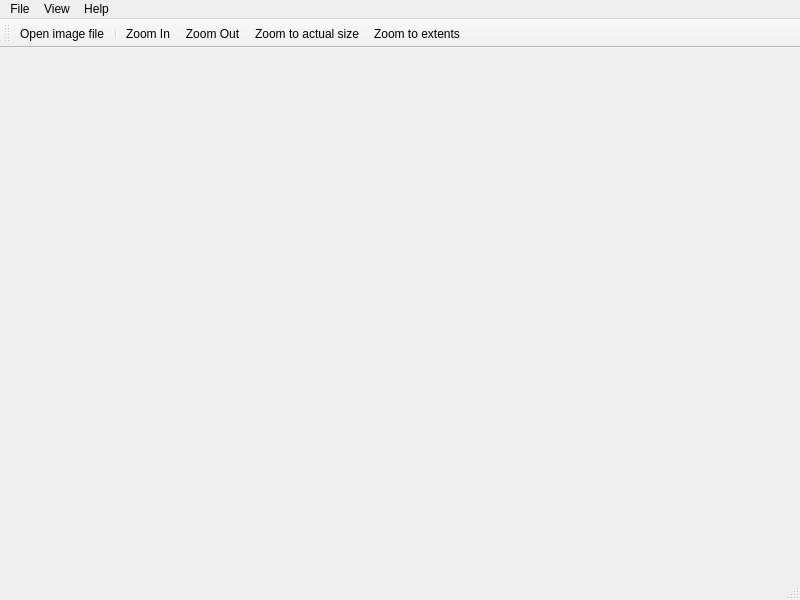
First picture: the form in UI/image_viewer_main.ui, repository yunwoong7/Image-Viewer, before the edit.
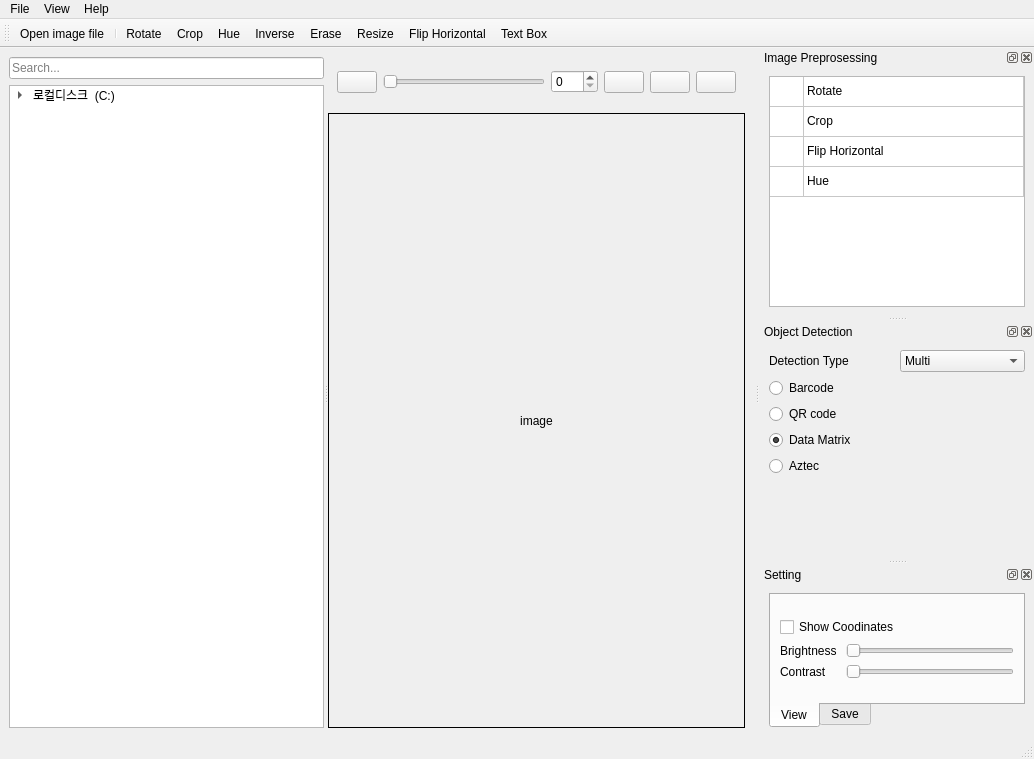
Second picture: the form after the edit. Icons and pictures are not drawn.

Patch:
```diff
--- a/UI/image_viewer_main.ui
+++ b/UI/image_viewer_main.ui
@@ -6,8 +6,8 @@
    <rect>
     <x>0</x>
     <y>0</y>
-    <width>800</width>
-    <height>600</height>
+    <width>1034</width>
+    <height>759</height>
    </rect>
   </property>
   <property name="windowTitle">
@@ -18,9 +18,267 @@
     <normaloff>:/main/icon/main.png</normaloff>:/main/icon/main.png</iconset>
   </property>
   <widget class="QWidget" name="canvas_area">
-   <layout class="QGridLayout" name="gridLayout_2">
+   <layout class="QGridLayout" name="gridLayout">
     <item row="0" column="0">
-     <layout class="QGridLayout" name="layout_canvas"/>
+     <widget class="QSplitter" name="splitter">
+      <property name="orientation">
+       <enum>Qt::Horizontal</enum>
+      </property>
+      <widget class="QWidget" name="">
+       <layout class="QVBoxLayout" name="verticalLayout">
+        <item>
+         <widget class="QLineEdit" name="lineEdit">
+          <property name="placeholderText">
+           <string>Search...</string>
+          </property>
+         </widget>
+        </item>
+        <item>
+         <widget class="QTreeWidget" name="treeWidget">
+          <property name="autoExpandDelay">
+           <number>-1</number>
+          </property>
+          <attribute name="headerVisible">
+           <bool>false</bool>
+          </attribute>
+          <column>
+           <property name="text">
+            <string/>
+           </property>
+          </column>
+          <item>
+           <property name="text">
+            <string>로컬디스크  (C:)</string>
+           </property>
+           <property name="icon">
+            <iconset resource="res.qrc">
+             <normaloff>:/folder/icon/hdd.png</normaloff>:/folder/icon/hdd.png</iconset>
+           </property>
+           <item>
+            <property name="text">
+             <string>Users</string>
+            </property>
+            <property name="icon">
+             <iconset resource="res.qrc">
+              <normaloff>:/folder/icon/opened_folder.png</normaloff>:/folder/icon/opened_folder.png</iconset>
+            </property>
+            <item>
+             <property name="text">
+              <string>Administrator</string>
+             </property>
+             <property name="icon">
+              <iconset resource="res.qrc">
+               <normaloff>:/folder/icon/opened_folder.png</normaloff>:/folder/icon/opened_folder.png</iconset>
+             </property>
+             <item>
+              <property name="text">
+               <string>Pictures</string>
+              </property>
+              <property name="icon">
+               <iconset resource="res.qrc">
+                <normaloff>:/folder/icon/opened_folder.png</normaloff>:/folder/icon/opened_folder.png</iconset>
+              </property>
+              <item>
+               <property name="text">
+                <string>image_001.jpg</string>
+               </property>
+               <property name="icon">
+                <iconset resource="res.qrc">
+                 <normaloff>:/file/icon/image.png</normaloff>:/file/icon/image.png</iconset>
+               </property>
+              </item>
+              <item>
+               <property name="text">
+                <string>image_002.jpg</string>
+               </property>
+               <property name="icon">
+                <iconset resource="res.qrc">
+                 <normaloff>:/file/icon/image.png</normaloff>:/file/icon/image.png</iconset>
+               </property>
+              </item>
+              <item>
+               <property name="text">
+                <string>image_003.jpg</string>
+               </property>
+               <property name="icon">
+                <iconset resource="res.qrc">
+                 <normaloff>:/file/icon/image.png</normaloff>:/file/icon/image.png</iconset>
+               </property>
+              </item>
+              <item>
+               <property name="text">
+                <string>image_004.jpg</string>
+               </property>
+               <property name="icon">
+                <iconset resource="res.qrc">
+                 <normaloff>:/file/icon/image.png</normaloff>:/file/icon/image.png</iconset>
+               </property>
+              </item>
+              <item>
+               <property name="text">
+                <string>image_005.jpg</string>
+               </property>
+               <property name="icon">
+                <iconset resource="res.qrc">
+                 <normaloff>:/file/icon/image.png</normaloff>:/file/icon/image.png</iconset>
+               </property>
+              </item>
+              <item>
+               <property name="text">
+                <string>image_006.jpg</string>
+               </property>
+               <property name="icon">
+                <iconset resource="res.qrc">
+                 <normaloff>:/file/icon/image.png</normaloff>:/file/icon/image.png</iconset>
+               </property>
+              </item>
+              <item>
+               <property name="text">
+                <string>image_007.jpg</string>
+               </property>
+               <property name="icon">
+                <iconset resource="res.qrc">
+                 <normaloff>:/file/icon/image.png</normaloff>:/file/icon/image.png</iconset>
+               </property>
+              </item>
+              <item>
+               <property name="text">
+                <string>image_008.jpg</string>
+               </property>
+               <property name="icon">
+                <iconset resource="res.qrc">
+                 <normaloff>:/file/icon/image.png</normaloff>:/file/icon/image.png</iconset>
+               </property>
+              </item>
+             </item>
+            </item>
+           </item>
+          </item>
+         </widget>
+        </item>
+       </layout>
+      </widget>
+      <widget class="QWidget" name="">
+       <layout class="QVBoxLayout" name="verticalLayout_2">
+        <item>
+         <widget class="QFrame" name="frame_zoom">
+          <property name="maximumSize">
+           <size>
+            <width>16777215</width>
+            <height>50</height>
+           </size>
+          </property>
+          <layout class="QHBoxLayout" name="horizontalLayout">
+           <item>
+            <widget class="QPushButton" name="pushButton_2">
+             <property name="text">
+              <string/>
+             </property>
+             <property name="icon">
+              <iconset resource="res.qrc">
+               <normaloff>:/zoom/icon/zoom_out.png</normaloff>:/zoom/icon/zoom_out.png</iconset>
+             </property>
+             <property name="iconSize">
+              <size>
+               <width>25</width>
+               <height>25</height>
+              </size>
+             </property>
+            </widget>
+           </item>
+           <item>
+            <widget class="QSlider" name="horizontalSlider">
+             <property name="maximum">
+              <number>100</number>
+             </property>
+             <property name="orientation">
+              <enum>Qt::Horizontal</enum>
+             </property>
+            </widget>
+           </item>
+           <item>
+            <widget class="QSpinBox" name="spinBox">
+             <property name="maximum">
+              <number>100</number>
+             </property>
+            </widget>
+           </item>
+           <item>
+            <widget class="QPushButton" name="pushButton">
+             <property name="text">
+              <string/>
+             </property>
+             <property name="icon">
+              <iconset resource="res.qrc">
+               <normaloff>:/zoom/icon/zoom_in.png</normaloff>:/zoom/icon/zoom_in.png</iconset>
+             </property>
+             <property name="iconSize">
+              <size>
+               <width>25</width>
+               <height>25</height>
+              </size>
+             </property>
+            </widget>
+           </item>
+           <item>
+            <widget class="QPushButton" name="pushButton_3">
+             <property name="text">
+              <string/>
+             </property>
+             <property name="icon">
+              <iconset resource="res.qrc">
+               <normaloff>:/zoom/icon/zoom_to_actual_size.png</normaloff>:/zoom/icon/zoom_to_actual_size.png</iconset>
+             </property>
+             <property name="iconSize">
+              <size>
+               <width>25</width>
+               <height>25</height>
+              </size>
+             </property>
+            </widget>
+           </item>
+           <item>
+            <widget class="QPushButton" name="pushButton_4">
+             <property name="text">
+              <string/>
+             </property>
+             <property name="icon">
+              <iconset resource="res.qrc">
+               <normaloff>:/zoom/icon/zoom_to_extents.png</normaloff>:/zoom/icon/zoom_to_extents.png</iconset>
+             </property>
+             <property name="iconSize">
+              <size>
+               <width>25</width>
+               <height>25</height>
+              </size>
+             </property>
+            </widget>
+           </item>
+          </layout>
+         </widget>
+        </item>
+        <item>
+         <widget class="QFrame" name="">
+          <property name="frameShape">
+           <enum>QFrame::Box</enum>
+          </property>
+          <layout class="QGridLayout" name="layout_canvas">
+           <item row="0" column="0">
+            <widget class="QLabel" name="label">
+             <property name="text">
+              <string>image</string>
+             </property>
+             <property name="alignment">
+              <set>Qt::AlignCenter</set>
+             </property>
+            </widget>
+           </item>
+          </layout>
+         </widget>
+        </item>
+       </layout>
+      </widget>
+     </widget>
     </item>
    </layout>
   </widget>
@@ -29,7 +287,7 @@
     <rect>
      <x>0</x>
      <y>0</y>
-     <width>800</width>
+     <width>1034</width>
      <height>21</height>
     </rect>
    </property>
@@ -55,7 +313,11 @@
    <addaction name="menuView"/>
    <addaction name="menuHelp"/>
   </widget>
-  <widget class="QStatusBar" name="statusbar"/>
+  <widget class="QStatusBar" name="statusbar">
+   <property name="statusTip">
+    <string>600 X 800</string>
+   </property>
+  </widget>
   <widget class="QToolBar" name="toolBar">
    <property name="windowTitle">
     <string>toolBar</string>
@@ -68,10 +330,349 @@
    </attribute>
    <addaction name="action_openFile"/>
    <addaction name="separator"/>
-   <addaction name="action_zoomIn"/>
-   <addaction name="action_zoomOut"/>
-   <addaction name="action_zoomToActualSize"/>
-   <addaction name="action_zoomToExtents"/>
+   <addaction name="action_rotate"/>
+   <addaction name="action_crop"/>
+   <addaction name="action_hue"/>
+   <addaction name="action_inverse"/>
+   <addaction name="action_erase"/>
+   <addaction name="action_resize"/>
+   <addaction name="action_flipHorizontal"/>
+   <addaction name="action_textBox"/>
+  </widget>
+  <widget class="QDockWidget" name="dockWidget">
+   <property name="windowTitle">
+    <string>Image Preprosessing</string>
+   </property>
+   <attribute name="dockWidgetArea">
+    <number>2</number>
+   </attribute>
+   <widget class="QWidget" name="dockWidgetContents">
+    <layout class="QGridLayout" name="gridLayout_3">
+     <item row="0" column="0">
+      <widget class="QTableWidget" name="tableWidget">
+       <attribute name="horizontalHeaderVisible">
+        <bool>false</bool>
+       </attribute>
+       <attribute name="horizontalHeaderDefaultSectionSize">
+        <number>34</number>
+       </attribute>
+       <attribute name="horizontalHeaderStretchLastSection">
+        <bool>true</bool>
+       </attribute>
+       <attribute name="verticalHeaderVisible">
+        <bool>false</bool>
+       </attribute>
+       <row>
+        <property name="text">
+         <string>1</string>
+        </property>
+       </row>
+       <row>
+        <property name="text">
+         <string>2</string>
+        </property>
+       </row>
+       <row>
+        <property name="text">
+         <string>3</string>
+        </property>
+       </row>
+       <row>
+        <property name="text">
+         <string>4</string>
+        </property>
+       </row>
+       <column>
+        <property name="text">
+         <string>새 행</string>
+        </property>
+       </column>
+       <column>
+        <property name="text">
+         <string>새 행</string>
+        </property>
+       </column>
+       <item row="0" column="0">
+        <property name="text">
+         <string/>
+        </property>
+        <property name="textAlignment">
+         <set>AlignCenter</set>
+        </property>
+        <property name="icon">
+         <iconset resource="res.qrc">
+          <normaloff>:/preprosessing/icon/eye_checked.png</normaloff>:/preprosessing/icon/eye_checked.png</iconset>
+        </property>
+       </item>
+       <item row="0" column="1">
+        <property name="text">
+         <string>Rotate</string>
+        </property>
+        <property name="icon">
+         <iconset resource="res.qrc">
+          <normaloff>:/preprosessing/icon/rotate.png</normaloff>:/preprosessing/icon/rotate.png</iconset>
+        </property>
+       </item>
+       <item row="1" column="0">
+        <property name="text">
+         <string/>
+        </property>
+        <property name="icon">
+         <iconset resource="res.qrc">
+          <normaloff>:/preprosessing/icon/eye_checked.png</normaloff>:/preprosessing/icon/eye_checked.png</iconset>
+        </property>
+       </item>
+       <item row="1" column="1">
+        <property name="text">
+         <string>Crop</string>
+        </property>
+        <property name="icon">
+         <iconset resource="res.qrc">
+          <normaloff>:/preprosessing/icon/crop.png</normaloff>:/preprosessing/icon/crop.png</iconset>
+        </property>
+       </item>
+       <item row="2" column="0">
+        <property name="text">
+         <string/>
+        </property>
+        <property name="icon">
+         <iconset resource="res.qrc">
+          <normaloff>:/preprosessing/icon/eye_unchecked.png</normaloff>:/preprosessing/icon/eye_unchecked.png</iconset>
+        </property>
+       </item>
+       <item row="2" column="1">
+        <property name="text">
+         <string>Flip Horizontal</string>
+        </property>
+        <property name="background">
+         <brush brushstyle="NoBrush">
+          <color alpha="255">
+           <red>167</red>
+           <green>167</green>
+           <blue>167</blue>
+          </color>
+         </brush>
+        </property>
+        <property name="foreground">
+         <brush brushstyle="NoBrush">
+          <color alpha="255">
+           <red>160</red>
+           <green>160</green>
+           <blue>160</blue>
+          </color>
+         </brush>
+        </property>
+        <property name="icon">
+         <iconset resource="res.qrc">
+          <normaloff>:/preprosessing/icon/flip_horizontal.png</normaloff>:/preprosessing/icon/flip_horizontal.png</iconset>
+        </property>
+       </item>
+       <item row="3" column="0">
+        <property name="text">
+         <string/>
+        </property>
+        <property name="textAlignment">
+         <set>AlignCenter</set>
+        </property>
+        <property name="icon">
+         <iconset resource="res.qrc">
+          <normaloff>:/preprosessing/icon/eye_checked.png</normaloff>:/preprosessing/icon/eye_checked.png</iconset>
+        </property>
+       </item>
+       <item row="3" column="1">
+        <property name="text">
+         <string>Hue</string>
+        </property>
+        <property name="icon">
+         <iconset resource="res.qrc">
+          <normaloff>:/preprosessing/icon/hue.png</normaloff>:/preprosessing/icon/hue.png</iconset>
+        </property>
+       </item>
+      </widget>
+     </item>
+    </layout>
+   </widget>
+  </widget>
+  <widget class="QDockWidget" name="dockWidget_3">
+   <property name="windowTitle">
+    <string>Object Detection</string>
+   </property>
+   <attribute name="dockWidgetArea">
+    <number>2</number>
+   </attribute>
+   <widget class="QWidget" name="dockWidgetContents_3">
+    <layout class="QGridLayout" name="gridLayout_4">
+     <item row="0" column="0">
+      <layout class="QHBoxLayout" name="horizontalLayout_2">
+       <item>
+        <widget class="QLabel" name="label_2">
+         <property name="text">
+          <string>Detection Type</string>
+         </property>
+        </widget>
+       </item>
+       <item>
+        <widget class="QComboBox" name="comboBox">
+         <property name="currentIndex">
+          <number>1</number>
+         </property>
+         <item>
+          <property name="text">
+           <string>Single</string>
+          </property>
+         </item>
+         <item>
+          <property name="text">
+           <string>Multi</string>
+          </property>
+         </item>
+        </widget>
+       </item>
+      </layout>
+     </item>
+     <item row="1" column="0">
+      <layout class="QVBoxLayout" name="verticalLayout_3">
+       <item>
+        <widget class="QRadioButton" name="radioButton">
+         <property name="text">
+          <string>Barcode</string>
+         </property>
+        </widget>
+       </item>
+       <item>
+        <widget class="QRadioButton" name="radioButton_2">
+         <property name="text">
+          <string>QR code</string>
+         </property>
+        </widget>
+       </item>
+       <item>
+        <widget class="QRadioButton" name="radioButton_3">
+         <property name="text">
+          <string>Data Matrix</string>
+         </property>
+         <property name="checked">
+          <bool>true</bool>
+         </property>
+        </widget>
+       </item>
+       <item>
+        <widget class="QRadioButton" name="radioButton_4">
+         <property name="text">
+          <string>Aztec</string>
+         </property>
+        </widget>
+       </item>
+      </layout>
+     </item>
+     <item row="2" column="0">
+      <spacer name="verticalSpacer">
+       <property name="orientation">
+        <enum>Qt::Vertical</enum>
+       </property>
+       <property name="sizeHint" stdset="0">
+        <size>
+         <width>20</width>
+         <height>40</height>
+        </size>
+       </property>
+      </spacer>
+     </item>
+    </layout>
+   </widget>
+  </widget>
+  <widget class="QDockWidget" name="dockWidget_4">
+   <property name="windowTitle">
+    <string>Setting</string>
+   </property>
+   <attribute name="dockWidgetArea">
+    <number>2</number>
+   </attribute>
+   <widget class="QWidget" name="dockWidgetContents_4">
+    <layout class="QGridLayout" name="gridLayout_5">
+     <item row="0" column="0">
+      <widget class="QTabWidget" name="tabWidget">
+       <property name="tabPosition">
+        <enum>QTabWidget::South</enum>
+       </property>
+       <property name="currentIndex">
+        <number>0</number>
+       </property>
+       <widget class="QWidget" name="tab">
+        <attribute name="title">
+         <string>View</string>
+        </attribute>
+        <layout class="QGridLayout" name="gridLayout_6">
+         <item row="0" column="0">
+          <layout class="QVBoxLayout" name="verticalLayout_4">
+           <item>
+            <widget class="QCheckBox" name="checkBox">
+             <property name="text">
+              <string>Show Coodinates</string>
+             </property>
+            </widget>
+           </item>
+           <item>
+            <layout class="QHBoxLayout" name="horizontalLayout_3">
+             <item>
+              <widget class="QLabel" name="label_3">
+               <property name="minimumSize">
+                <size>
+                 <width>60</width>
+                 <height>0</height>
+                </size>
+               </property>
+               <property name="text">
+                <string>Brightness</string>
+               </property>
+              </widget>
+             </item>
+             <item>
+              <widget class="QSlider" name="horizontalSlider_2">
+               <property name="orientation">
+                <enum>Qt::Horizontal</enum>
+               </property>
+              </widget>
+             </item>
+            </layout>
+           </item>
+           <item>
+            <layout class="QHBoxLayout" name="horizontalLayout_4">
+             <item>
+              <widget class="QLabel" name="label_4">
+               <property name="minimumSize">
+                <size>
+                 <width>60</width>
+                 <height>0</height>
+                </size>
+               </property>
+               <property name="text">
+                <string>Contrast</string>
+               </property>
+              </widget>
+             </item>
+             <item>
+              <widget class="QSlider" name="horizontalSlider_3">
+               <property name="orientation">
+                <enum>Qt::Horizontal</enum>
+               </property>
+              </widget>
+             </item>
+            </layout>
+           </item>
+          </layout>
+         </item>
+        </layout>
+       </widget>
+       <widget class="QWidget" name="tab_2">
+        <attribute name="title">
+         <string>Save</string>
+        </attribute>
+       </widget>
+      </widget>
+     </item>
+    </layout>
+   </widget>
   </widget>
   <action name="action_open">
    <property name="text">
@@ -83,52 +684,52 @@
     <string>Exit</string>
    </property>
   </action>
-  <action name="action_zoomIn">
+  <action name="action_rotate">
    <property name="icon">
     <iconset resource="res.qrc">
-     <normaloff>:/zoom/icon/zoom_in.png</normaloff>:/zoom/icon/zoom_in.png</iconset>
+     <normaloff>:/preprosessing/icon/rotate.png</normaloff>:/preprosessing/icon/rotate.png</iconset>
    </property>
    <property name="text">
-    <string>Zoom In</string>
+    <string>Rotate</string>
    </property>
    <property name="toolTip">
-    <string>Zoom In</string>
+    <string>Rotate</string>
    </property>
   </action>
-  <action name="action_zoomOut">
+  <action name="action_crop">
    <property name="icon">
     <iconset resource="res.qrc">
-     <normaloff>:/zoom/icon/zoom_out.png</normaloff>:/zoom/icon/zoom_out.png</iconset>
+     <normaloff>:/preprosessing/icon/crop.png</normaloff>:/preprosessing/icon/crop.png</iconset>
    </property>
    <property name="text">
-    <string>Zoom Out</string>
+    <string>Crop</string>
    </property>
    <property name="toolTip">
-    <string>Zoom Out</string>
+    <string>Crop</string>
    </property>
   </action>
-  <action name="action_zoomToActualSize">
+  <action name="action_hue">
    <property name="icon">
     <iconset resource="res.qrc">
-     <normaloff>:/zoom/icon/zoom_to_actual_size.png</normaloff>:/zoom/icon/zoom_to_actual_size.png</iconset>
+     <normaloff>:/preprosessing/icon/hue.png</normaloff>:/preprosessing/icon/hue.png</iconset>
    </property>
    <property name="text">
-    <string>Zoom to actual size</string>
+    <string>Hue</string>
    </property>
    <property name="toolTip">
-    <string>Zoom to actual size</string>
+    <string>Hue</string>
    </property>
   </action>
-  <action name="action_zoomToExtents">
+  <action name="action_inverse">
    <property name="icon">
     <iconset resource="res.qrc">
-     <normaloff>:/zoom/icon/zoom_to_extents.png</normaloff>:/zoom/icon/zoom_to_extents.png</iconset>
+     <normaloff>:/preprosessing/icon/invert.png</normaloff>:/preprosessing/icon/invert.png</iconset>
    </property>
    <property name="text">
-    <string>Zoom to extents</string>
+    <string>Inverse</string>
    </property>
    <property name="toolTip">
-    <string>Zoom to extents</string>
+    <string>Inverse</string>
    </property>
   </action>
   <action name="action_openFile">
@@ -143,6 +744,54 @@
     <string>Open image file</string>
    </property>
   </action>
+  <action name="action_erase">
+   <property name="icon">
+    <iconset resource="res.qrc">
+     <normaloff>:/preprosessing/icon/erase.png</normaloff>:/preprosessing/icon/erase.png</iconset>
+   </property>
+   <property name="text">
+    <string>Erase</string>
+   </property>
+   <property name="toolTip">
+    <string>Erase</string>
+   </property>
+  </action>
+  <action name="action_resize">
+   <property name="icon">
+    <iconset resource="res.qrc">
+     <normaloff>:/preprosessing/icon/resize.png</normaloff>:/preprosessing/icon/resize.png</iconset>
+   </property>
+   <property name="text">
+    <string>Resize</string>
+   </property>
+   <property name="toolTip">
+    <string>Resize</string>
+   </property>
+  </action>
+  <action name="action_flipHorizontal">
+   <property name="icon">
+    <iconset resource="res.qrc">
+     <normaloff>:/preprosessing/icon/flip_horizontal.png</normaloff>:/preprosessing/icon/flip_horizontal.png</iconset>
+   </property>
+   <property name="text">
+    <string>Flip Horizontal</string>
+   </property>
+   <property name="toolTip">
+    <string>Flip Horizontal</string>
+   </property>
+  </action>
+  <action name="action_textBox">
+   <property name="icon">
+    <iconset resource="res.qrc">
+     <normaloff>:/preprosessing/icon/text_box.png</normaloff>:/preprosessing/icon/text_box.png</iconset>
+   </property>
+   <property name="text">
+    <string>Text Box</string>
+   </property>
+   <property name="toolTip">
+    <string>Text Box</string>
+   </property>
+  </action>
  </widget>
  <resources>
   <include location="res.qrc"/>
```
Left out of the diff: 35 changed lines with no effect on the pictures.
